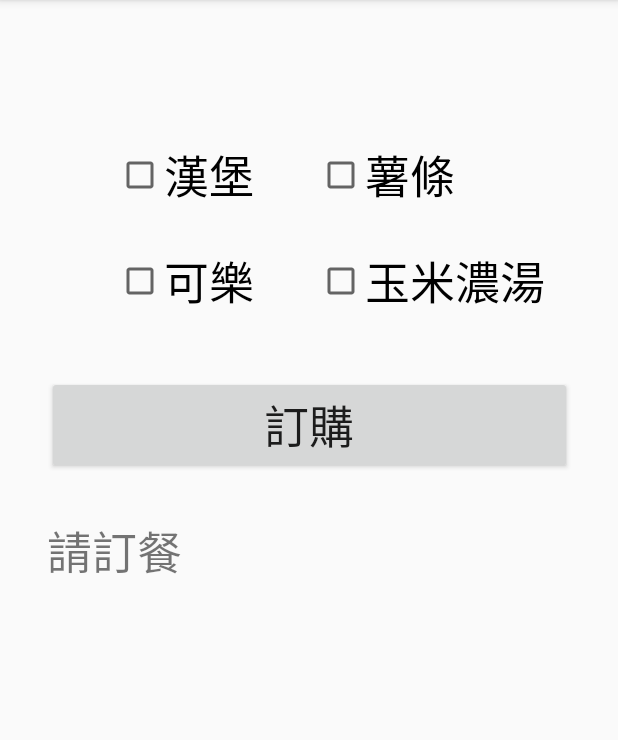
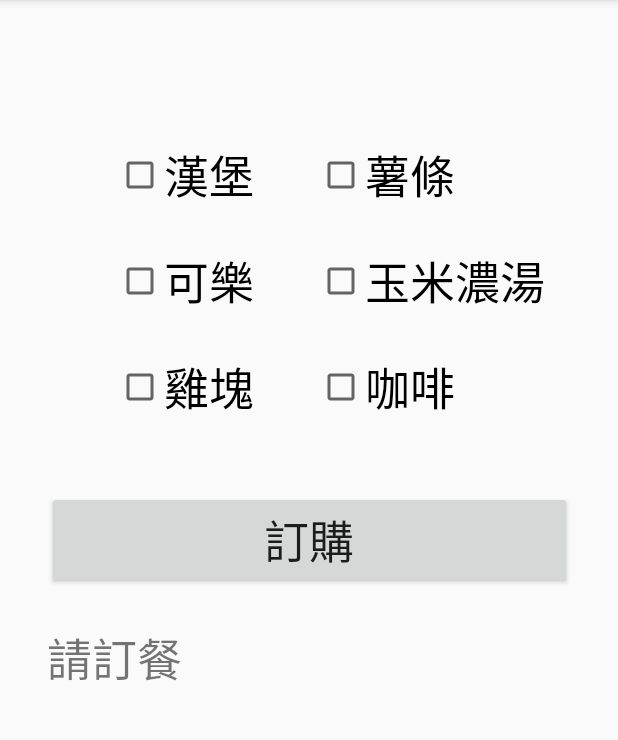
Before and after one commit to DerrickPikachu/FoodMenu, an Android app: the screen it shows after launch (MainActivity), on a phone screen of 412 x 824 dp, the part 84-824 px from its top. Run offline under Robolectric (Android 15) with nearby library versions, the phone set to English and light mode, and no system bars.

Commit message:
new CheckBox

```diff
--- a/app/src/main/res/layout/activity_main.xml
+++ b/app/src/main/res/layout/activity_main.xml
@@ -5,6 +5,27 @@
     android:layout_width="match_parent"
     android:layout_height="match_parent"
     tools:context=".MainActivity">
+
+    <CheckBox
+        android:id="@+id/friedChicken"
+        android:layout_width="wrap_content"
+        android:layout_height="wrap_content"
+        android:layout_marginTop="25dp"
+        android:text="@string/fried_chicken"
+        android:textSize="30sp"
+        app:layout_constraintBottom_toBottomOf="parent"
+        app:layout_constraintStart_toStartOf="@+id/cola"
+        app:layout_constraintTop_toBottomOf="@+id/cola"
+        app:layout_constraintVertical_bias="0.0" />
+
+    <CheckBox
+        android:id="@+id/coffee"
+        android:layout_width="wrap_content"
+        android:layout_height="wrap_content"
+        android:text="@string/coffee"
+        android:textSize="30sp"
+        app:layout_constraintStart_toStartOf="@+id/cornSoup"
+        app:layout_constraintTop_toTopOf="@+id/friedChicken" />
 
     <CheckBox
         android:id="@+id/hamburger"
@@ -34,12 +55,13 @@
         android:id="@+id/cola"
         android:layout_width="wrap_content"
         android:layout_height="wrap_content"
+        android:layout_marginTop="25dp"
         android:text="@string/cola"
         android:textSize="30sp"
         app:layout_constraintBottom_toBottomOf="parent"
         app:layout_constraintStart_toStartOf="@+id/hamburger"
         app:layout_constraintTop_toBottomOf="@+id/hamburger"
-        app:layout_constraintVertical_bias="0.043" />
+        app:layout_constraintVertical_bias="0.0" />
 
     <CheckBox
         android:id="@+id/cornSoup"
@@ -58,10 +80,10 @@
         android:textSize="30sp"
         app:layout_constraintBottom_toBottomOf="parent"
         app:layout_constraintEnd_toEndOf="parent"
-        app:layout_constraintHorizontal_bias="0.508"
+        app:layout_constraintHorizontal_bias="0.5"
         app:layout_constraintStart_toStartOf="parent"
-        app:layout_constraintTop_toBottomOf="@+id/cola"
-        app:layout_constraintVertical_bias="0.082" />
+        app:layout_constraintTop_toBottomOf="@+id/coffee"
+        app:layout_constraintVertical_bias="0.110000014" />
 
     <TextView
         android:id="@+id/result"
@@ -73,4 +95,5 @@
         app:layout_constraintStart_toStartOf="@+id/orderBtn"
         app:layout_constraintTop_toBottomOf="@+id/orderBtn"
         app:layout_constraintVertical_bias="0.06999999" />
+
 </androidx.constraintlayout.widget.ConstraintLayout>
--- a/app/src/main/res/values/strings.xml
+++ b/app/src/main/res/values/strings.xml
@@ -6,4 +6,6 @@
     <string name="corn_soup">玉米濃湯</string>
     <string name="order">訂購</string>
     <string name="hint_to_user">請訂餐</string>
+    <string name="fried_chicken" >雞塊</string>
+    <string name="coffee">咖啡</string>
 </resources>
```
